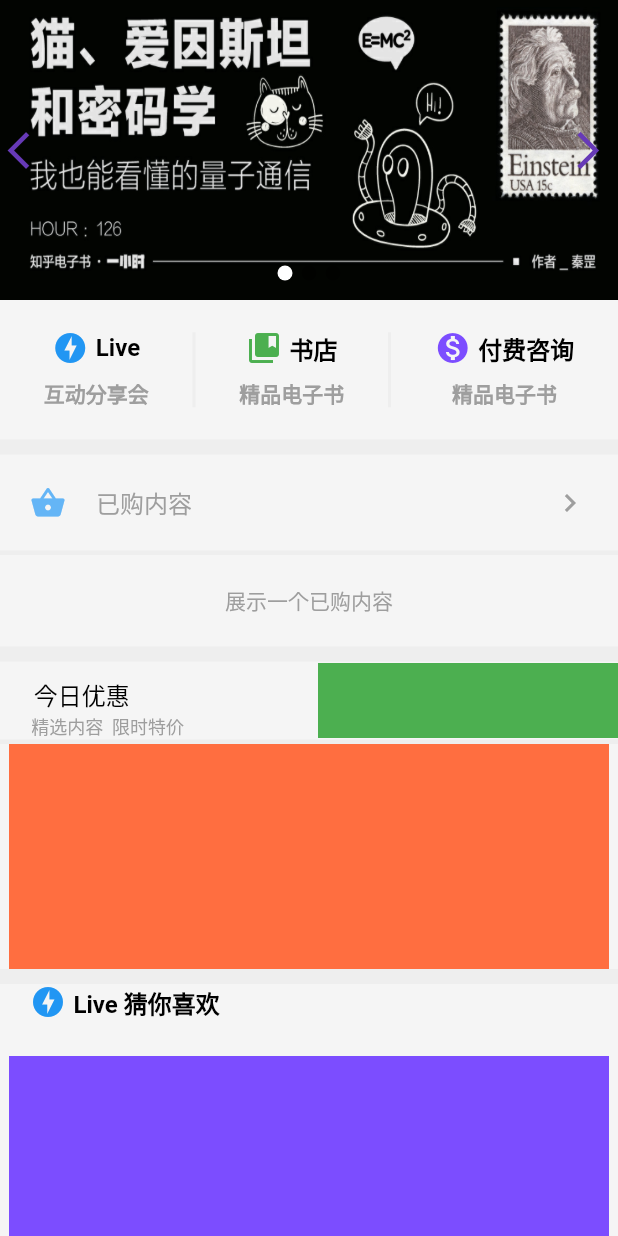
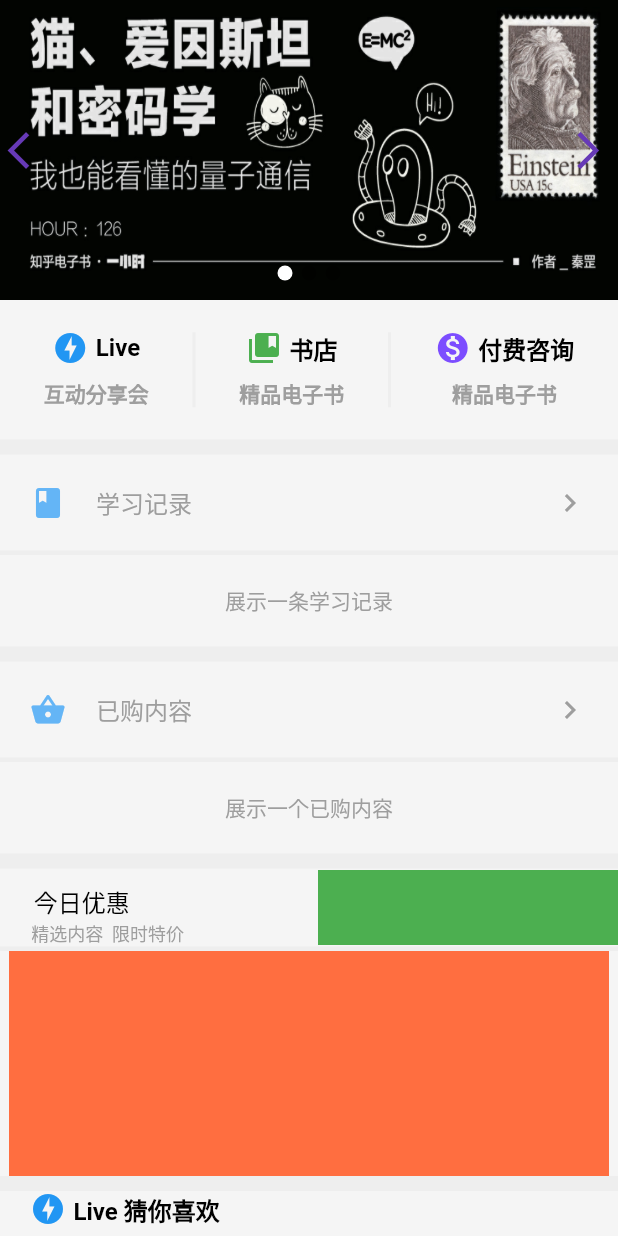
Before and after one commit to FreeLifeSJ/idea, a Flutter app: the UniversityPage screen opened directly, on a phone screen of 412 x 824 dp. Run offline on Flutter 3.47's test engine with Material 2 defaults, Android fonts, the phone set to English and light mode, and no system bars; our stand-ins replace dio, flutter_swiper.

Commit message:
添加 学习记录 模块

```diff
--- a/lib/page/university.dart
+++ b/lib/page/university.dart
@@ -22,7 +22,7 @@
 //  2. 按钮部分（Live、书店、付费咨询）
 //     每行3个 child
 //        每列2个 child
-//  3. 已购内容
+//  3. 已购内容 按此模板 复制出 学习记录
 //  4. 今日优惠
 //  5. Live 猜你喜欢
 class PageContentState extends State<PageContent> {
@@ -204,6 +204,79 @@
         ],
       ),
     );
+    // 学习记录
+    Widget alreadyLearnSection = new Container(
+      child: new Column(
+        mainAxisAlignment: MainAxisAlignment.spaceEvenly,
+        children: [
+          SizedBox(
+            height: 20,
+          ), // 白色填充
+          new Row(
+            mainAxisSize: MainAxisSize.max,
+            mainAxisAlignment: MainAxisAlignment.spaceBetween,
+            children: [
+              // part one
+              new Row(
+                mainAxisSize: MainAxisSize.max,
+                mainAxisAlignment: MainAxisAlignment.start,
+                children: [
+                  SizedBox(
+                    width: 20,
+                  ), // Row 内白色填充
+                  new Icon(Icons.book, color: Colors.blue.shade300),
+                  SizedBox(
+                    width: 20,
+                  ), // Row 内白色填充
+                  new Text(
+                    '学习记录',
+                    style: new TextStyle(
+                      fontSize: 16.0,
+                      fontWeight: FontWeight.w400,
+                      color: Colors.grey,
+                    ),
+                  ),
+                ],
+              ),
+              // part two
+              new Row(
+                mainAxisSize: MainAxisSize.max,
+                mainAxisAlignment: MainAxisAlignment.end,
+                children: [
+                  //SizedBox(width: 20,), // Row 内白色填充
+                  new Icon(Icons.keyboard_arrow_right, color: Colors.grey),
+                  SizedBox(
+                    width: 20,
+                  ), // Row 内白色填充
+                ],
+              ),
+            ],
+          ),
+          SizedBox(
+            height: 20,
+          ), // 白色填充
+          // 分隔
+          SizedBox(
+            height: 3,
+            child: Container(
+              color: Colors.grey.shade200,
+            ),
+          ),
+          SizedBox(
+            height: 20,
+          ), // 白色填充
+          new Text(
+            '展示一条学习记录',
+            style: new TextStyle(
+              color: Colors.grey[500],
+            ),
+          ),
+          SizedBox(
+            height: 20,
+          ), // 白色填充
+        ],
+      ),
+    );
     // 实现 4
     Widget todaySpecial = new Container(
       child: new Column(
@@ -326,6 +399,14 @@
             color: Colors.grey.shade200,
           ),
         ),
+        alreadyLearnSection, // 3.5
+                // 分隔
+        SizedBox(
+          height: 10,
+          child: Container(
+            color: Colors.grey.shade200,
+          ),
+        ),
         alreadyBoughtSection, // 3.
         // 分隔
         SizedBox(
```
